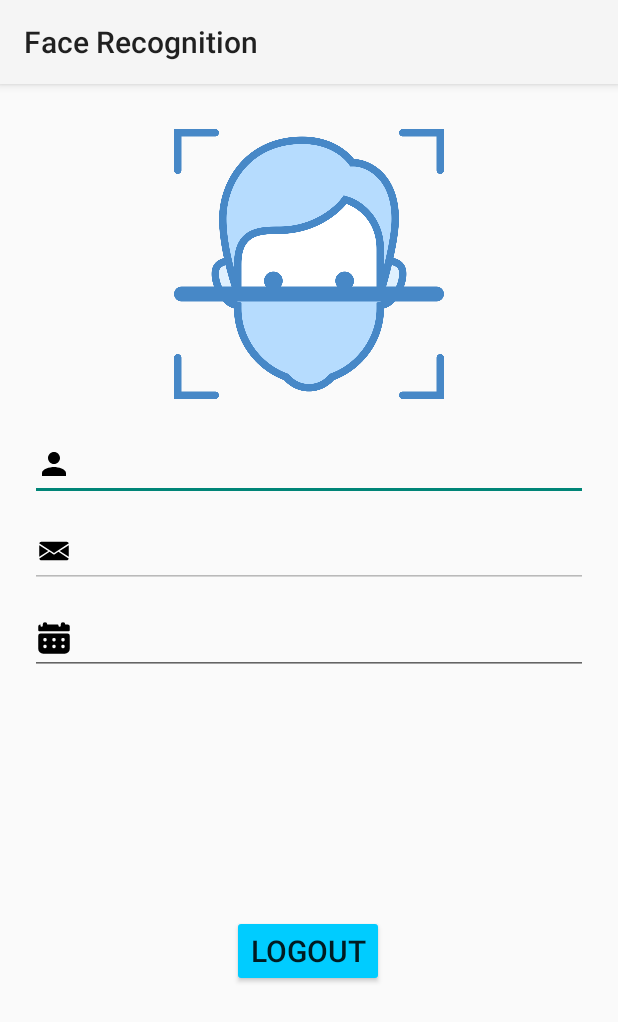
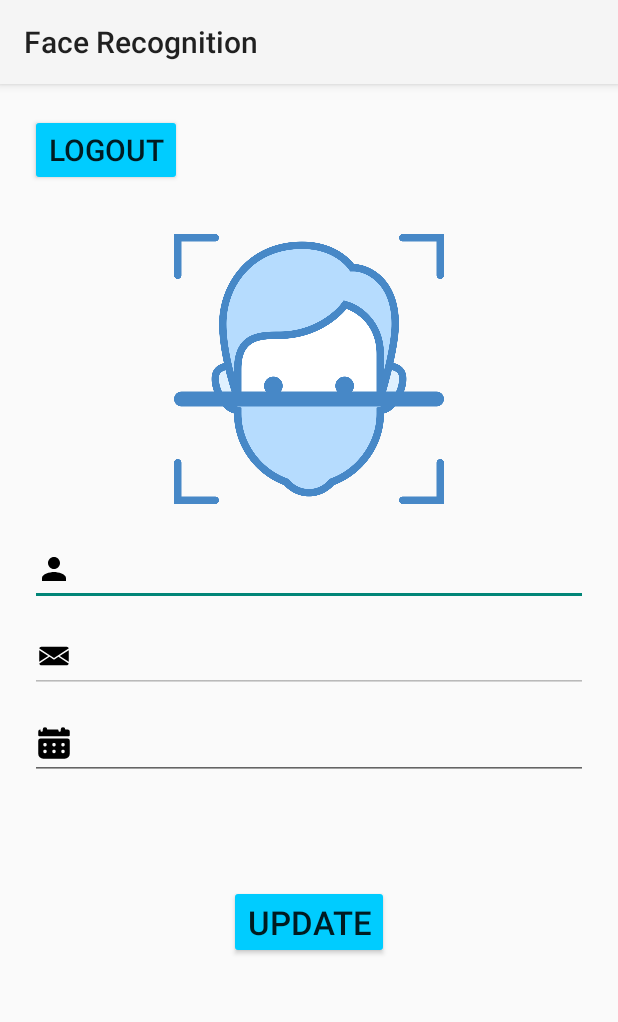
Before and after one commit to TranTatLap/FaceRecognition, an Android app: the UserInfoActivity screen opened directly, with no data from a screen before it, on a phone screen of 412 x 824 dp. Shown: the top 1022 px of the screen. Run offline under Robolectric (Android 15) with nearby library versions, the phone set to English and light mode, and no system bars; our stand-ins replace Firebase (no records; nobody signed in at launch, a user with empty details on screens opened directly).

Commit message:
Done userInfor (Android), fix update Form_user (Winform)

```diff
--- a/Android/app/src/main/java/com/example/facerecognition/Class/User.java
+++ b/Android/app/src/main/java/com/example/facerecognition/Class/User.java
@@ -1,7 +1,7 @@
 package com.example.facerecognition.Class;
 
 public class User {
-    public String Fullname, Dob, Img;
+    public String Fullname, Dob,Email, Img;
 
     public User() {
     }
@@ -9,9 +9,10 @@ public class User {
         this.Fullname = name;
         this.Dob = dob;
     }
-    public User(String name, String dob, String img) {
+    public User(String name, String dob,String email, String img) {
         this.Fullname = name;
         this.Dob = dob;
+        this.Email =email;
         this.Img = img;
     }
 }
--- a/Android/app/src/main/res/layout/activity_userinfo.xml
+++ b/Android/app/src/main/res/layout/activity_userinfo.xml
@@ -12,6 +12,7 @@
         android:layout_width="200dp"
         android:layout_height="200dp"
         android:src="@drawable/logo"
+        android:layout_marginTop="70dp"
         app:layout_constraintEnd_toEndOf="parent"
         app:layout_constraintStart_toStartOf="parent"
         app:layout_constraintTop_toTopOf="parent" />
@@ -61,14 +62,38 @@
         android:id="@+id/btn_logout"
         android:layout_width="wrap_content"
         android:layout_height="wrap_content"
-        android:layout_marginTop="160dp"
+        android:backgroundTint="@color/theme_color"
         android:text="Logout"
         android:textSize="20sp"
+        app:cornerRadius="0dp"
+        app:layout_constraintEnd_toEndOf="parent"
+        app:layout_constraintHorizontal_bias="0.0"
+        app:layout_constraintStart_toStartOf="parent"
+        app:layout_constraintTop_toTopOf="parent" />
+
+    <Button
+        android:id="@+id/btn_update"
+        android:layout_width="wrap_content"
+        android:layout_height="wrap_content"
+        android:layout_marginTop="70dp"
         android:backgroundTint="@color/theme_color"
-        app:cornerRadius = "20dp"
+        android:text="Update"
+        android:textSize="22sp"
+        app:cornerRadius="20dp"
         app:layout_constraintEnd_toEndOf="parent"
-        app:layout_constraintHorizontal_bias="0.498"
+        app:layout_constraintHorizontal_bias="0.5"
         app:layout_constraintStart_toStartOf="parent"
-        app:layout_constraintTop_toBottomOf="@+id/edt_dob" />
+        app:layout_constraintTop_toBottomOf="@id/edt_dob" />
+
+    <ProgressBar
+        android:id="@+id/progressbar"
+        android:layout_width="25dp"
+        android:layout_height="25dp"
+        android:layout_gravity="center"
+        android:visibility="invisible"
+        android:layout_marginTop="30dp"
+        app:layout_constraintEnd_toEndOf="parent"
+        app:layout_constraintStart_toStartOf="parent"
+        app:layout_constraintTop_toBottomOf="@+id/btn_update" />
 
 </androidx.constraintlayout.widget.ConstraintLayout>
```
Also changed, not shown: Android/app/src/main/java/com/example/facerecognition/UserInfoActivity.java (+55 -4 lines), 5 other files.
